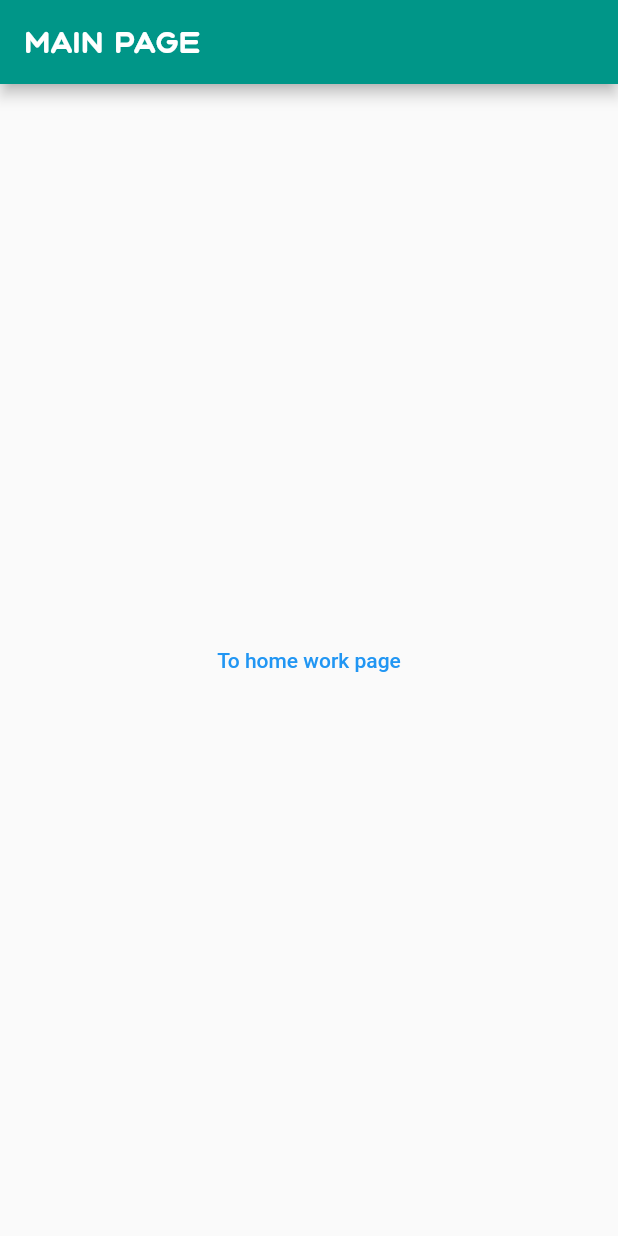
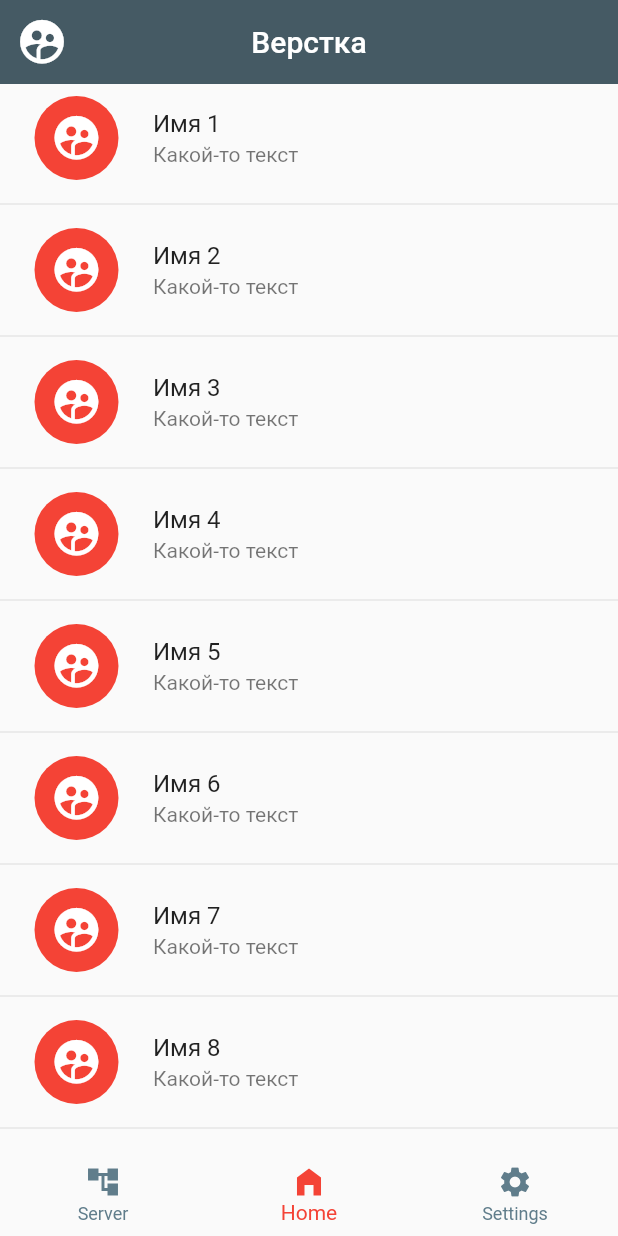
Before and after one commit to JMApps/my_test_app, a Flutter app: the screen it shows after launch, on a phone screen of 412 x 824 dp. Run offline on Flutter 3.47's test engine with Material 2 defaults, Android fonts, the phone set to English and light mode, and no system bars.

Commit message:
Added new lesson

```diff
--- /dev/null
+++ b/lib/pages/home_page.dart
@@ -0,0 +1,19 @@
+import 'package:flutter/material.dart';
+import 'package:my_test_app/pages/main_page_list_item.dart';
+
+class HomePage extends StatelessWidget {
+  const HomePage({Key? key}) : super(key: key);
+
+  @override
+  Widget build(BuildContext context) {
+    return ListView.separated(
+      itemCount: 50,
+      itemBuilder: (BuildContext context, int index) {
+        return MainPageListItem(index: index);
+      },
+      separatorBuilder: (BuildContext context, int index) {
+        return Divider();
+      },
+    );
+  }
+}
--- a/lib/pages/main_page.dart
+++ b/lib/pages/main_page.dart
@@ -1,34 +1,64 @@
 import 'package:flutter/material.dart';
-import 'package:my_test_app/pages/my_home_work_5.dart';
+import 'package:my_test_app/pages/home_page.dart';
+import 'package:my_test_app/pages/server_page.dart';
+import 'package:my_test_app/pages/settings_page.dart';
 
-class MainPage extends StatelessWidget {
+class MainPage extends StatefulWidget {
   MainPage({Key? key}) : super(key: key);
+
+  @override
+  State<MainPage> createState() => _MainPageState();
+}
+
+class _MainPageState extends State<MainPage> {
+  int currentIndex = 1;
+
+  List<Widget> myWidgets = [
+    ServerPage(),
+    HomePage(),
+    SettingsPage(),
+  ];
 
   @override
   Widget build(BuildContext context) {
     return Scaffold(
       appBar: AppBar(
+        centerTitle: true,
+        elevation: 0,
+        leading: Icon(
+          Icons.supervised_user_circle_rounded,
+          size: 35,
+        ),
         title: Text(
-          'Main page',
-          style: TextStyle(
-            fontFamily: 'Aqum',
+          'Верстка',
+        ),
+        backgroundColor: Colors.blueGrey.shade700,
+      ),
+      body: myWidgets[currentIndex],
+      bottomNavigationBar: BottomNavigationBar(
+        elevation: 0,
+        currentIndex: currentIndex,
+        onTap: (index) {
+          setState(() {
+            currentIndex = index;
+          });
+        },
+        selectedItemColor: Colors.red,
+        unselectedItemColor: Colors.blueGrey,
+        items: [
+          BottomNavigationBarItem(
+            icon: Icon(Icons.account_tree),
+            label: 'Server',
           ),
-        ),
-        backgroundColor: Colors.teal,
-      ),
-      body: Container(
-        alignment: Alignment.center,
-        child: TextButton(
-          onPressed: () {
-            Navigator.push(
-              context,
-              MaterialPageRoute(
-                builder: (_) => MyHomeWork5(),
-              ),
-            );
-          },
-          child: Text('To home work page'),
-        ),
+          BottomNavigationBarItem(
+            icon: Icon(Icons.home_filled),
+            label: 'Home',
+          ),
+          BottomNavigationBarItem(
+            icon: Icon(Icons.settings),
+            label: 'Settings',
+          ),
+        ],
       ),
     );
   }
--- /dev/null
+++ b/lib/pages/main_page_list_item.dart
@@ -0,0 +1,33 @@
+import 'package:flutter/material.dart';
+import 'package:my_test_app/pages/home_content_page.dart';
+
+class MainPageListItem extends StatelessWidget {
+  const MainPageListItem({Key? key, required this.index}) : super(key: key);
+
+  final int index;
+
+  @override
+  Widget build(BuildContext context) {
+    return ListTile(
+      leading: CircleAvatar(
+        radius: 35,
+        backgroundColor: Colors.red,
+        child: Icon(
+          Icons.supervised_user_circle,
+          color: Colors.white,
+          size: 35,
+        ),
+      ),
+      title: Text('Имя ${index + 1}'),
+      subtitle: Text('Какой-то текст'),
+      onTap: () {
+        Navigator.push(
+          context,
+          MaterialPageRoute(
+            builder: (_) => HomeContentPage(index: index + 1),
+          ),
+        );
+      },
+    );
+  }
+}
```
Also changed, not shown: lib/pages/home_content_page.dart (added, +24 -0 lines), lib/pages/my_home_work_5.dart (deleted, +0 -79 lines), lib/pages/server_page.dart (added, +12 -0 lines), lib/pages/settings_page.dart (added, +12 -0 lines).
